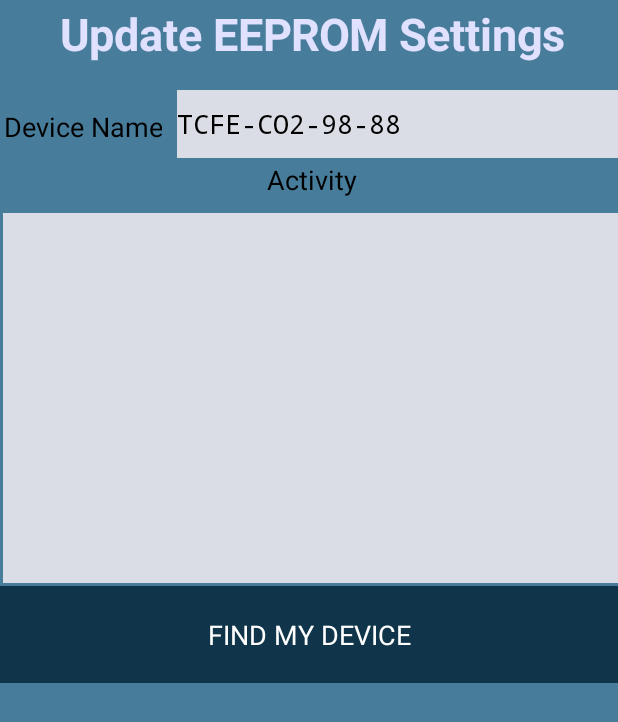
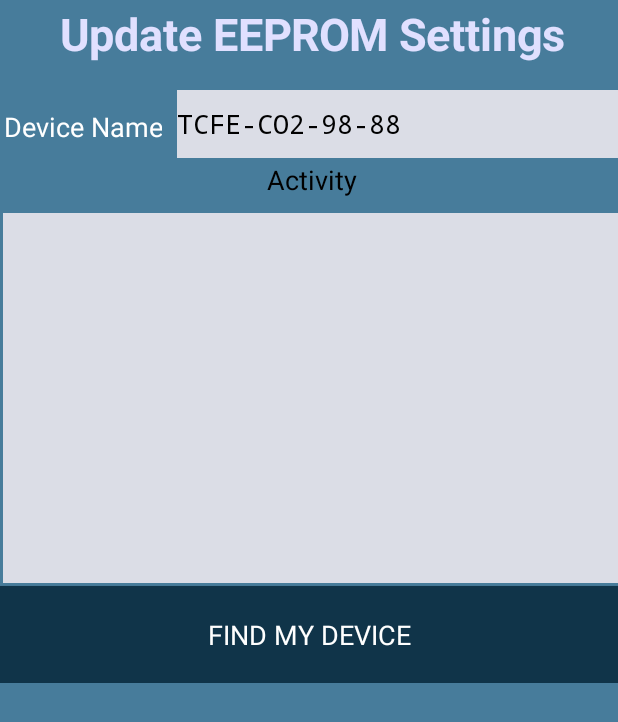
Before and after one commit to Ryker-Smith/CO2-DeviceUnit-Controller, an Android app: the screen it shows after launch (MainActivity), on a phone screen of 412 x 824 dp. Shown: the top 722 px of the screen. Run offline under Robolectric (Android 15) with nearby library versions, the phone set to English and light mode, and no system bars; 1 statement that could not run was skipped.

Commit message:
Beginnings of localisation/separation of strings. Various tweaks.

```diff
--- a/app/src/main/java/net/fachtnaroe/generatepost_http/MainActivity.java
+++ b/app/src/main/java/net/fachtnaroe/generatepost_http/MainActivity.java
@@ -56,7 +56,27 @@ public class MainActivity extends Form implements HandlesEventDispatching {
     private static final String URL_MAIN = EXTERNALLY_STORED_1;
     private static final String WIFI_PSK = "password";
     private static final String WIFI_SSID = "someSSID";
+    // providing a NAME_DEFAULT_DEVICE saves on testing/debugging time
     private static final String NAME_DEFAULT_DEVICE="TCFE-CO2-98-88";
+    // UI strings for localisation
+    private static final String ui_txt_STATUS_POSSIBLES = "Status\n(0/4/8) ";
+    private static final String ui_txt_MAIN_HEAD="Update EEPROM Settings";
+    private static final String ui_txt_STATUS_ATTEMPTS_COUNT="Retry\nattempts ";
+    private static final String ui_txt_DEVICE_NAME="Device Name";
+    private static final String ui_txt_IP_ADDRESS="IP address";
+    private static final String ui_txt_ACTIVITY="Activity";
+    private static final String ui_txt_FIND_DEVICE="Find my device";
+    private static final String ui_txt_CONNECT_DEVICE="Connect to device";
+    private static final String ui_txt_READ_DEVICE="Press to Get config";
+    private static final String ui_txt_WRITE_DEVICE="Update EEPROM";
+    private static final String ui_txt_CONNECTION_ATTEMPT="Connection attempt to";
+    private static final String ui_txt_CONNECTION_SENDING="Sending";
+    private static final String ui_txt_CONNECTION_RECEIVED="Received";
+    private static final String ui_txt_CONNECTION_SUCCESS="Successfully connected to unit";
+    private static final String ui_txt_READ_SUCCESS="Successful read from Sensor Unit";
+    private static final String ui_txt_WRITE_SUCCESS="Successful write to Sensor Unit";
+    private static final String ui_txt_ERR_NOT_IMPLEMENTED="Not Implemented";
+    private static final String ui_txt_ERR_422="JSON Error 422";
     /* Tá ná dáthanna déanta mar an gcéanna le HTML, ach le FF ar
     dtús air. Sin uimhir ó 0-FF ar cé comh tréshoilseacht an rud.
     Cur 0x ós comhair sin chun stad-riamh-fhocail i Hexadecimal a dhénamh agus sabháil */
@@ -148,7 +168,8 @@ public class MainActivity extends Form implements HandlesEventDispatching {
         Screen1.BackgroundColor(BACKGROUND_COLOR);
         heading.Width(w);
         heading.Height(SIZE_TOP_BAR);
-        heading.Text("\b<h3><b>Update EEPROM Settings</b></h3>");
+
+        heading.Text("\n<h3><b>" + ui_txt_MAIN_HEAD + "</b></h3>");
         heading.TextAlignment(Component.ALIGNMENT_CENTER);
         heading.FontSize(SIZE_LABELS_TXT + 5);
         heading.HTMLFormat(true);
@@ -180,7 +201,7 @@ public class MainActivity extends Form implements HandlesEventDispatching {
         spin_Active.Height(SIZE_TOP_BAR);
         spin_Active.WidthPercent(100);
 
-        lblStatus.Text("Status\n(0/2/4) ");
+        lblStatus.Text(ui_txt_STATUS_POSSIBLES);
         lblStatus.FontTypeface(FONT_NUMBER);
         lblStatus.FontSize(SIZE_SMALL_LABELS_TXT);
         lblStatus.TextColor(Component.COLOR_WHITE);
@@ -194,7 +215,7 @@ public class MainActivity extends Form implements HandlesEventDispatching {
         txt_Status.NumbersOnly(true);
         txt_Status.FontSize(SIZE_LABELS_TXT);
 
-        lblAttempts.Text("Retry\nattempts ");
+        lblAttempts.Text(ui_txt_STATUS_ATTEMPTS_COUNT);
         lblAttempts.FontTypeface(FONT_NUMBER);
         lblAttempts.FontSize(SIZE_SMALL_LABELS_TXT);
         lblAttempts.TextColor(Component.COLOR_WHITE);
@@ -218,9 +239,10 @@ public class MainActivity extends Form implements HandlesEventDispatching {
         lbl_DeviceName.Row(0);
         lbl_DeviceName.Column(0);
         lbl_DeviceName.FontSize(SIZE_LABELS_TXT);
-        lbl_DeviceName.Text("Device Name");
+        lbl_DeviceName.Text(ui_txt_DEVICE_NAME);
         lbl_DeviceName.TextAlignment(Component.ALIGNMENT_OPPOSITE);
         lbl_DeviceName.FontTypeface(FONT_NUMBER);
+        lbl_DeviceName.TextColor(Component.COLOR_WHITE);
         lbl_DeviceName.Visible(true);
         lbl_DeviceName.BackgroundColor(BACKGROUND_COLOR);
         txt_DeviceName.FontSize(SIZE_LABELS_TXT);
@@ -235,9 +257,10 @@ public class MainActivity extends Form implements HandlesEventDispatching {
         lbl_IPv4.Row(1);
         lbl_IPv4.Column(0);
         lbl_IPv4.FontSize(SIZE_LABELS_TXT);
-        lbl_IPv4.Text("IP address");
+        lbl_IPv4.Text(ui_txt_IP_ADDRESS);
         lbl_IPv4.TextAlignment(Component.ALIGNMENT_OPPOSITE);
         lbl_IPv4.FontTypeface(FONT_NUMBER);
+        lbl_IPv4.TextColor(Component.COLOR_WHITE);
         lbl_IPv4.Visible(false);
         txt_IPv4 = new TextBox(NetworkSetup);
         txt_IPv4.FontSize(SIZE_LABELS_TXT);
@@ -251,7 +274,8 @@ public class MainActivity extends Form implements HandlesEventDispatching {
         padMiddle.Row(0);
         padMiddle.Column(1);
         padMiddle.WidthPercent(1);
-        padDivider3.Text("Activity");
+
+        padDivider3.Text(ui_txt_ACTIVITY);
         padDivider3.FontBold(false);
         padDivider3.WidthPercent(100);
         padDivider3.TextAlignment(Component.ALIGNMENT_CENTER);
@@ -265,7 +289,7 @@ public class MainActivity extends Form implements HandlesEventDispatching {
         feedbackBox.BackgroundColor(TEXTBOX_BACKGROUND_COLOR);
 
         padDivider4.Height(PAD_DIVIDER_HEIGHT);
-        findDeviceButton.Text("Find my device");
+        findDeviceButton.Text(ui_txt_FIND_DEVICE);
         findDeviceButton.FontSize(SIZE_LABELS_TXT);
         findDeviceButton.FontTypeface(FONT_NUMBER);
         findDeviceButton.WidthPercent(100);
@@ -273,14 +297,14 @@ public class MainActivity extends Form implements HandlesEventDispatching {
         findDeviceButton.TextColor(Component.COLOR_WHITE);
         findDeviceButton.Visible(true);
         findDeviceButton.HeightPercent(8);
-        connectLocalDeviceButton.Text("Connect to device");
+        connectLocalDeviceButton.Text(ui_txt_CONNECT_DEVICE);
         connectLocalDeviceButton.FontSize(SIZE_LABELS_TXT);
         connectLocalDeviceButton.FontTypeface(FONT_NUMBER);
         connectLocalDeviceButton.WidthPercent(100);
         connectLocalDeviceButton.BackgroundColor(BUTTON_COLOR);
         connectLocalDeviceButton.TextColor(Component.COLOR_WHITE);
         connectLocalDeviceButton.Visible(false);
-        configureDeviceButton.Text("Press to Get config");
+        configureDeviceButton.Text(ui_txt_READ_DEVICE);
         configureDeviceButton.FontSize(SIZE_LABELS_TXT);
         configureDeviceButton.FontTypeface(FONT_NUMBER);
         configureDeviceButton.WidthPercent(100);
@@ -354,10 +378,8 @@ public class MainActivity extends Form implements HandlesEventDispatching {
                 // once "Find my device" [by name] has completed there should be an IP address available
                 // Is "browse local network" an Android config requirement
                 testConnection.Url( config_Proto + txt_IPv4.Text() + config_Port);
-                feedbackBox.Text( messages("<b>Connection attempt to:</b> "+testConnection.Url()));
-                dbg("Connection attempt to: "+testConnection.Url());
+                feedbackBox.Text( messages("<b>"+ui_txt_CONNECTION_ATTEMPT+"</b> "+testConnection.Url()));
                 testConnection.Get();
-                dbg("A");
                 padDivider3.FontBold(true);
                 return true;
             }
@@ -368,14 +390,15 @@ public class MainActivity extends Form implements HandlesEventDispatching {
                     padDivider3.FontBold(true);
                     lbl_IPv4.Visible(true);
                     txt_IPv4.Visible(true);
-                    feedbackBox.Text(messages("<b>Sending</b> " ));
-                    feedbackBox.Text(messages("<b>To:</b> " + relayServerConnection.Url()));
+                    feedbackBox.Text(messages("<b>"+ui_txt_CONNECTION_SENDING+"</b> " + makeGetString_IPv4()));
                     relayServerConnection.Get();
                 }
                 return true;
             }
             else if (component.equals(configureDeviceButton)) {
                 if (d1_ModeWrite) {
+                    notifier_Messages.ShowAlert(ui_txt_ERR_NOT_IMPLEMENTED);
+                    if (true){                    return true;}
                     activity = "";
                     padDivider3.FontBold(true);
                     d1_Data = makeConfig();
@@ -383,8 +406,7 @@ public class MainActivity extends Form implements HandlesEventDispatching {
                         sensorUnitConnection.Url( config_Proto + txt_IPv4.Text() + config_Port + config_Write);
                         sensorUnitConnection.PostText(d1_JSON.toString());
                         sensorUnitConnection.RequestHeaders(myHeaders());
-                        feedbackBox.Text(messages("<b>Sending:</b> " + d1_JSON));
-                        feedbackBox.Text(messages("<b>To:</b> " + sensorUnitConnection.Url()));
+                        feedbackBox.Text(messages("<b>"+ui_txt_CONNECTION_SENDING+":</b> " + d1_JSON));
                     }
                 }
                 else {
@@ -405,7 +427,6 @@ public class MainActivity extends Form implements HandlesEventDispatching {
                test1+="sensor=IPv4";
         return test1;
     }
-
     eepromStruct makeConfig(){
         d1_Data=new eepromStruct();
         int v1= Integer.valueOf(txt_Status.Text());
@@ -432,7 +453,6 @@ public class MainActivity extends Form implements HandlesEventDispatching {
         }
         return true;
     }
-
     void enlargeTable(){
         NetworkSetup.Rows(4);
         NetworkSetup.Columns(4);
@@ -444,6 +464,7 @@ public class MainActivity extends Form implements HandlesEventDispatching {
         lbl_SSID.TextAlignment(Component.ALIGNMENT_OPPOSITE);
         lbl_SSID.FontSize(SIZE_LABELS_TXT);
         lbl_SSID.FontTypeface(FONT_NUMBER);
+        lbl_SSID.TextColor(Component.COLOR_WHITE);
         txt_SSID =new TextBox(NetworkSetup);
         txt_SSID.Visible(true);
         txt_SSID.FontSize(SIZE_LABELS_TXT);
@@ -463,6 +484,7 @@ public class MainActivity extends Form implements HandlesEventDispatching {
         lbl_PSK.Text("PSK");
         lbl_PSK.FontTypeface(FONT_NUMBER);
         lbl_PSK.Visible(true);
+        lbl_PSK.TextColor(Component.COLOR_WHITE);
         txt_PSK =new TextBox(NetworkSetup);
         txt_PSK.FontSize(SIZE_LABELS_TXT);
         txt_PSK.Row(3);
@@ -488,7 +510,7 @@ public class MainActivity extends Form implements HandlesEventDispatching {
 
     void handleNetworkResponse(Component c, String status, String textOfResponse){
         padDivider3.FontBold(false);
-//        feedbackBox.Text(messages("<b>Received:</b> " + textOfResponse+"<br>"));
+        feedbackBox.Text(messages("<br><b>"+ui_txt_CONNECTION_RECEIVED+":</b> " + textOfResponse+"<br>"));
         if (status.equals("200") ) try {
             JSONObject parser = new JSONObject(textOfResponse);
             if (parser.getString("Status").equals("OK")) {
@@ -508,10 +530,10 @@ public class MainActivity extends Form implements HandlesEventDispatching {
                         boolean a = (d1_IPv4.compareTo(parser.getString("IPv4")) == 0);
                         if (a) {
                             // Good to go to configuration of settings now.
-                            dbg("Successful connection to unit.");
+                            dbg(ui_txt_CONNECTION_SUCCESS);
                             activity = "";
                             feedbackBox.HeightPercent(30);
-                            feedbackBox.Text(messages("<b>Successful connection to unit.</b>"));
+                            feedbackBox.Text(messages("<b>"+ui_txt_CONNECTION_SUCCESS+".</b>"));
                             txt_IPv4.TextColor(COLOR_SUCCESS_GREEN);
                             txt_IPv4.FontBold(true);
                             enlargeTable();
@@ -527,14 +549,13 @@ public class MainActivity extends Form implements HandlesEventDispatching {
                     // on the off-chance there's another on the network, or data error
                     boolean a = (txt_DeviceName.Text().compareTo(parser.getString("config_DeviceName")) == 0);
                     if (a) {
-                        dbg("Successful read from unit.");
+                        dbg(ui_txt_READ_SUCCESS);
                         activity = "";
-                        feedbackBox.Text(messages("<b>Successful read from unit.</b>"));
+                        feedbackBox.Text(messages("<b>"+ui_txt_READ_SUCCESS+".</b>"));
                         txt_IPv4.TextColor(Component.COLOR_BLACK);
                         txt_DeviceName.TextColor(COLOR_SUCCESS_GREEN);
                         txt_IPv4.FontBold(false);
                         txt_DeviceName.FontBold(true);
-                        dbg(parser.getString("config_SSID"));
                         txt_SSID.Text(parser.getString("config_SSID"));
                         txt_PSK.Text(parser.getString("config_PSK"));
                         if (isNumeric(parser.getString("config_Status"))) {
@@ -555,12 +576,12 @@ public class MainActivity extends Form implements HandlesEventDispatching {
                             if (parser.getString("active").equals(s)) {
                                 // this feckin thing starts at 1, not 0
                                 spin_Active.SelectionIndex(i+1);
-                                dbg("Match "+s+" "+Integer.toString(i));
                             }
                         }
                         // if we're not in write mode, offer that
                         if (!d1_ModeWrite) {
-                            configureDeviceButton.Text("Update EEPROM");
+                            configureDeviceButton.Text(ui_txt_WRITE_DEVICE);
+                            d1_ModeWrite=!d1_ModeWrite;
                         }
                     } else {
                         dbg(parser.getString("config_DeviceName"));
@@ -571,9 +592,9 @@ public class MainActivity extends Form implements HandlesEventDispatching {
             }
         }
         catch (JSONException e) {
-            notifier_Messages.ShowAlert("JSON Error 422");
+            notifier_Messages.ShowAlert(ui_txt_ERR_422);
             dbg("android JSON exception (" + textOfResponse + ")");
-            feedbackBox.Text (messages("android JSON exception (" + textOfResponse + ")"));
+            feedbackBox.Text (messages("Android JSONException (" + textOfResponse + ")"));
         }
         else {
             feedbackBox.Text( messages( "Error status code is "+status) );
@@ -585,68 +606,15 @@ public class MainActivity extends Form implements HandlesEventDispatching {
     }
     public static boolean isNumeric(String string) {
         int intValue;
-//        System.out.println(String.format("Parsing string: \"%s\"", string));
         if(string == null || string.equals("")) {
-            System.out.println("String cannot be parsed, it is null or empty.");
             return false;
         }
         try {
             intValue = Integer.parseInt(string);
             return true;
-        } catch (NumberFormatException e) {
-            System.out.println("Input String cannot be parsed to Integer.");
+        }
+        catch (NumberFormatException e) {
         }
         return false;
     }
 }
-
-        // Here be monsters:
-        //                            switch (parser.getString("active")) {
-//                                case "N" : ;
-//                                case "A" :;
-//                                case "Y" :;
-//                                default :;
-//                            }
-//                            dbg(Integer.toString(i));
-//                            System.err.println(tmp2);
-//                            String[] p;
-//                            p= tmp2.toStringArray();
-//                            String s=p[0];
-//                            String t=p[1];
-//                            String u=p[2];
-//                            System.err.println(p);
-//                            System.err.println(s);
-//                            System.err.println(t);
-//                            dbg(u);
-//                            dbg(parser.getString("active"));
-
-//                        char[] ch;
-//                        ch[0]='Y';
-//                        ch=(parser.getString("active").getChars(0,1,ch));
-//                        dbg(String.valueOf(ch));
-//                        spin_Active.SelectionIndex(2);
-//                        YailList tmp2=spin_Active.Elements();
-//                        String[] tmp3= tmp2.toStringArray();
-//                        for (int i=0; i<tmp2.size(); i++) {
-//                            char[] ch = spin_Active.Selection().substring(0,1).toUpperCase().toCharArray();
-//                            if (parser.getString("active").equals(tmp3[i])) {
-//                                spin_Active.SelectionIndex(2);
-////                                spin_Active.Selection("Y");
-//                                txt_active.Text(parser.getString("active"));
-//                                dbg("Match");
-//                            }
-//                            dbg(Integer.toString(i));
-////                            String g= YailListElementToString(tmp2.get(i));//.toString();
-//                            System.err.println(tmp2);
-//                            String[] p;
-//                            p= tmp2.toStringArray();
-//                            String s=p[0];
-//                            String t=p[1];
-//                            String u=p[2];
-//                            System.err.println(p);
-//                            System.err.println(s);
-//                            System.err.println(t);
-//                            dbg(u);
-//                            dbg(parser.getString("active"));
-////                            dbg(parser.getString(g));
-//                        }
```
